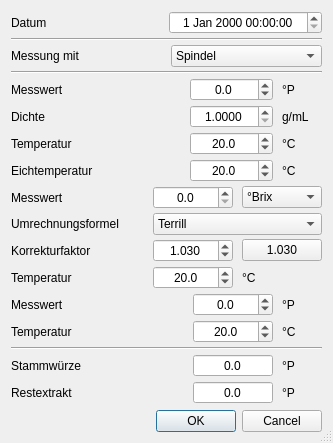
This is kleiner-brauhelfer/dialogs/dlgrestextrakt.ui in kleiner-brauhelfer/kleiner-brauhelfer-2 as Qt 5 draws it before an edit. The edited form follows.
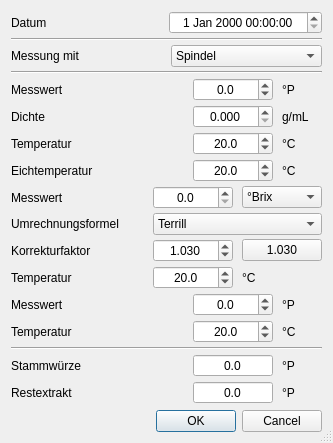
This is the edited form. Custom widgets are drawn as their Qt base class.

The edit to the form file:
```diff
--- a/kleiner-brauhelfer/dialogs/dlgrestextrakt.ui
+++ b/kleiner-brauhelfer/dialogs/dlgrestextrakt.ui
@@ -227,13 +227,13 @@
          <set>Qt::AlignCenter</set>
         </property>
         <property name="decimals">
-         <number>4</number>
+         <number>3</number>
         </property>
         <property name="minimum">
-         <double>1.000000000000000</double>
+         <double>0.000000000000000</double>
         </property>
         <property name="maximum">
-         <double>1100.000000000000000</double>
+         <double>2.000000000000000</double>
         </property>
         <property name="singleStep">
          <double>0.000100000000000</double>
```
Left out of the diff: 2 changed lines with no effect on the pictures.
